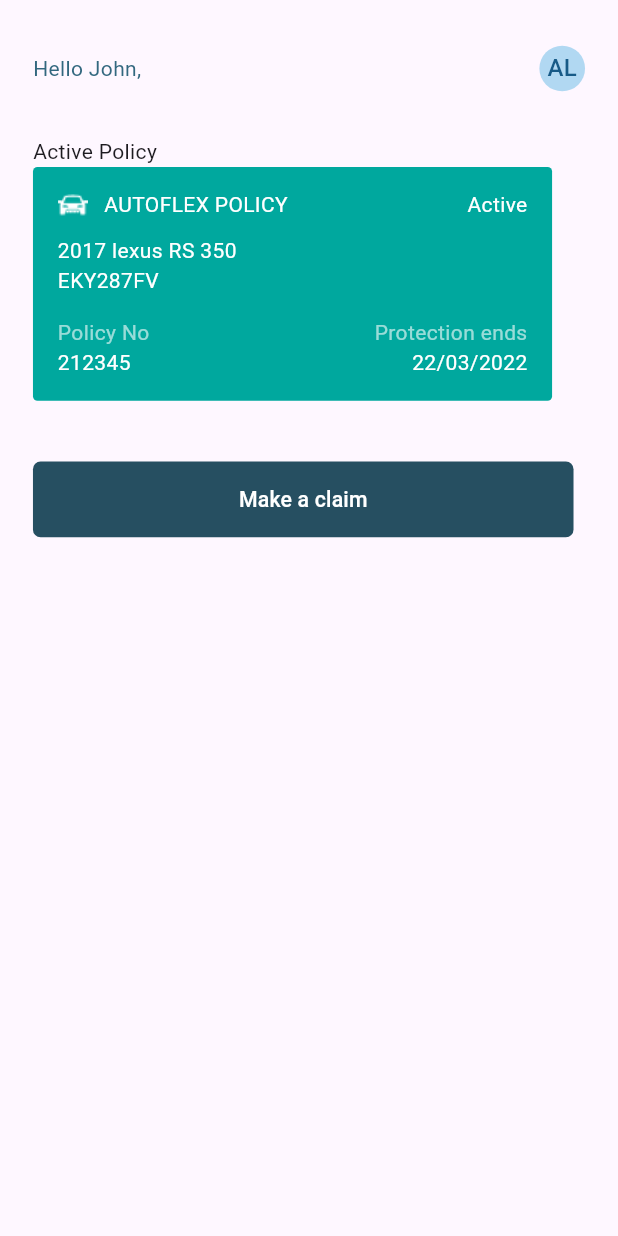
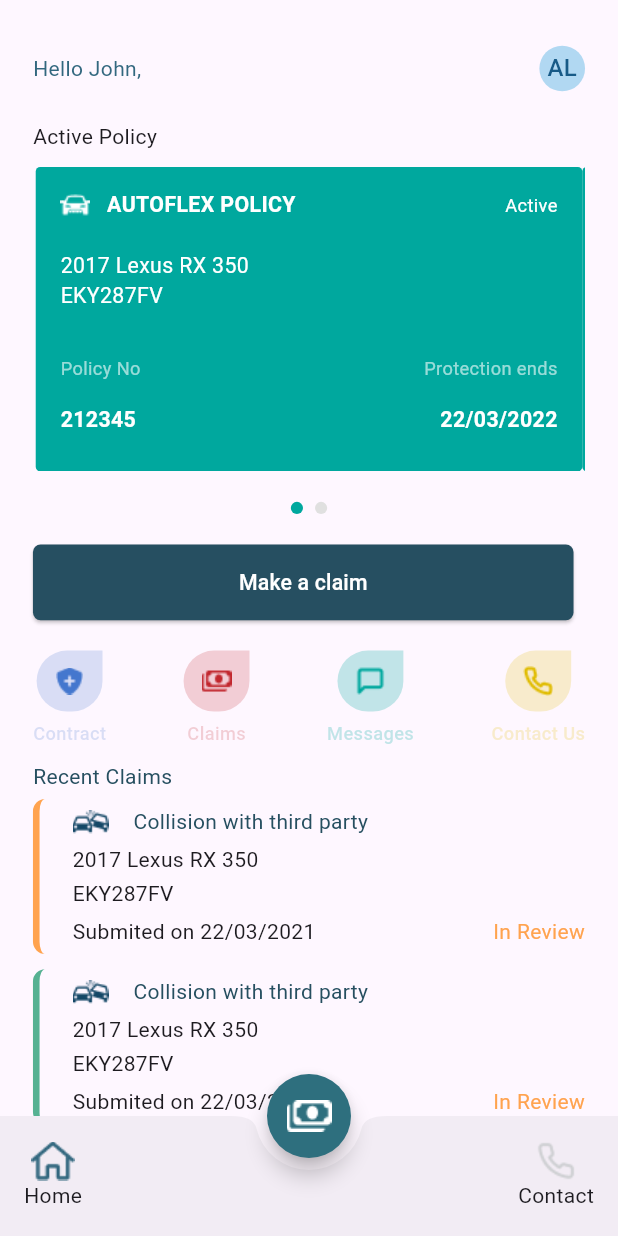
Before and after one commit to Danobiii/baloon_app, a Flutter app: the PolicyPage screen opened directly, on a phone screen of 412 x 824 dp. Run offline on Flutter 3.47's test engine with Material 3 defaults, Android fonts, the phone set to English and light mode, and no system bars; drawn by our look-alikes of smooth_page_indicator; our stand-ins replace flutter_screenutil.

Commit message:
in progress

```diff
--- a/lib/controller/buttons.dart
+++ b/lib/controller/buttons.dart
@@ -1,5 +1,6 @@
 import 'package:baloon_app/views/policy.dart';
 import 'package:flutter/material.dart';
+import 'package:baloon_app/views/process_claims.dart';
 
 class AuthController {
   void completeLogin(BuildContext context) {
@@ -8,4 +9,22 @@
       MaterialPageRoute(builder: (context) => PolicyPage()),
     );
   }
+
+
+
+  void claimsButton(BuildContext context) {
+    Navigator.pushReplacement(
+      context,
+      MaterialPageRoute(builder: (context) => ProcessClaims()),
+    );
+  }
+
+
+
+  void exitButton(BuildContext context) {
+    Navigator.pushReplacement(
+      context,
+      MaterialPageRoute(builder: (context) => PolicyPage()),
+    );
+  }
 }
--- a/lib/models/image_model.dart
+++ b/lib/models/image_model.dart
@@ -1,4 +1,12 @@
 class AppImages {
   static const String car = "assets/images/singlecar.png";
   static const String logo = "assets/images/baloon.png";
+  static const String contractLogo = "assets/images/shield-plus.png";
+  static const String claimsLogo = "assets/images/money-bills.png";
+  static const String messagesLogo = "assets/images/message-square.png";
+  static const String contactLogo = "assets/images/phone.png";
+  static const String twocarsLogo = "assets/images/Group.png";
+  static const String homeLogo = "assets/images/home.png";
+  static const String vectorLogo = "assets/images/Vector.png";
+  static const String telephoneLogo = "assets/images/telephone.png";
 }
--- /dev/null
+++ b/lib/models/policy_model.dart
@@ -0,0 +1,105 @@
+import 'dart:ui';
+
+import 'package:baloon_app/models/image_model.dart';
+import 'package:flutter/material.dart';
+
+final List<Map<String, dynamic>> recents = [
+  {
+    "twocars": AppImages.twocarsLogo,
+    'third': "Collision with third party",
+    "thirdColor": Color.fromRGBO(38, 79, 96, 1),
+    "claimsDesc": "2017 Lexus RX 350",
+    "platenumber": "EKY287FV",
+    "submitDate": "Submited on 22/03/2021",
+    "status": "In Review",
+    "statusColor": Color.fromRGBO(255, 163, 79, 1),
+    "containerColor": Color.fromRGBO(255, 163, 79, 1),
+  },
+  {
+    "twocars": AppImages.twocarsLogo,
+    'third': "Collision with third party",
+    "thirdColor": Color.fromRGBO(38, 79, 96, 1),
+    "claimsDesc": "2017 Lexus RX 350",
+    "platenumber": "EKY287FV",
+    "submitDate": "Submited on 22/03/2021",
+    "status": "In Review",
+    "statusColor": Color.fromRGBO(255, 163, 79, 1),
+    "containerColor": Color.fromRGBO(86, 177, 146, 1),
+  },
+];
+
+final List<Map<String, dynamic>> action = [
+  {
+    "image": AppImages.contractLogo,
+    "label": "Contract",
+    "color": Color.fromRGBO(68, 119, 206, 0.2),
+    "textColor": Color.fromRGBO(68, 119, 206, 0.2),
+  },
+  {
+    "image": AppImages.claimsLogo,
+    "label": "Claims",
+    "color": Color.fromRGBO(193, 38, 45, 0.2),
+    "textColor": Color.fromRGBO(193, 38, 45, 0.2),
+  },
+  {
+    "image": AppImages.messagesLogo,
+    "label": "Messages",
+    "color": Color.fromRGBO(0, 168, 158, 0.24),
+    "textColor": Color.fromRGBO(0, 168, 158, 0.24),
+  },
+  {
+    "image": AppImages.contactLogo,
+    "label": "Contact Us",
+    "color": Color.fromRGBO(224, 188, 0, 0.2),
+    "textColor": Color.fromRGBO(224, 188, 0, 0.2),
+  },
+];
+
+final List<PolicyCard> card = [
+  PolicyCard(
+    logo: AppImages.car,
+    policy: "AUTOFLEX POLICY",
+    active: "Active",
+    description: "2017 Lexus RX 350",
+    plateno: "EKY287FV",
+    policyno: "Policy No",
+    number: "212345",
+    date: "22/03/2022",
+    pro: "Protection ends",
+  ),
+  PolicyCard(
+    logo: AppImages.car,
+    policy: "AUTOFLEX POLICY",
+    active: "Active",
+    description: "2017 Lexus RX 350",
+    plateno: "EKY287FV",
+    policyno: "Policy No",
+    number: "212345",
+    date: "22/03/2022",
+    pro: "Protection ends",
+  ),
+];
+
+class PolicyCard {
+  final String logo;
+  final String policy;
+  final String active;
+  final String description;
+  final String plateno;
+  final String policyno;
+  final String number;
+  final String date;
+  final String pro;
+
+  PolicyCard({
+    required this.logo,
+    required this.policy,
+    required this.active,
+    required this.description,
+    required this.plateno,
+    required this.policyno,
+    required this.number,
+    required this.date,
+    required this.pro,
+  });
+}
--- a/lib/views/policy.dart
+++ b/lib/views/policy.dart
@@ -1,10 +1,11 @@
+import 'package:baloon_app/controller/buttons.dart';
 import 'package:baloon_app/models/image_model.dart';
+import 'package:baloon_app/models/policy_model.dart';
 import 'package:flutter/material.dart';
 import 'package:flutter_screenutil/flutter_screenutil.dart';
 import 'package:smooth_page_indicator/smooth_page_indicator.dart';
 
 class PolicyPage extends StatefulWidget {
-
   const PolicyPage({super.key});
 
   @override
@@ -12,16 +13,128 @@
 }
 
 class _PolicyPageState extends State<PolicyPage> {
-  final int _currentPage = 0;
+  final AuthController _authController = AuthController();
+
+  final PageController _pageController = PageController(viewportFraction: 0.99);
+  int _currentPage = 0;
+
+  Widget _buildPolicyCard(PolicyCard card) {
+    return Container(
+      // width: double.infinity,
+      // margin: EdgeInsets.only(right: 30.w), // Space between cards
+      padding: EdgeInsets.symmetric(horizontal: 15.w, vertical: 15.h),
+      decoration: BoxDecoration(
+        color: const Color.fromRGBO(0, 168, 158, 1),
+        borderRadius: BorderRadius.circular(3.r),
+      ),
+      child: Column(
+        children: [
+          Row(
+            mainAxisAlignment: MainAxisAlignment.spaceBetween,
+            children: [
+              Row(
+                children: [
+                  Image.asset(card.logo),
+                  SizedBox(width: 10.w),
+                  Text(
+                    card.policy,
+                    style: TextStyle(
+                      color: const Color.fromRGBO(255, 255, 255, 1),
+                      fontSize: 14.sp,
+                      fontWeight: FontWeight.bold,
+                    ),
+                  ),
+                ],
+              ),
+              Text(
+                card.active,
+                style: TextStyle(
+                  color: const Color.fromRGBO(255, 255, 255, 1),
+                  fontSize: 12.sp,
+                ),
+              ),
+            ],
+          ),
+          SizedBox(height: 20.h),
+          Row(
+            children: [
+              Text(
+                card.description,
+                style: TextStyle(
+                  color: const Color.fromRGBO(255, 255, 255, 1),
+                  fontSize: 14.sp,
+                ),
+              ),
+            ],
+          ),
+          Row(
+            children: [
+              Text(
+                card.plateno,
+                style: TextStyle(
+                  color: const Color.fromRGBO(255, 255, 255, 1),
+                  fontSize: 14.sp,
+                ),
+              ),
+            ],
+          ),
+          SizedBox(height: 30.h),
+          Row(
+            mainAxisAlignment: MainAxisAlignment.spaceBetween,
+            children: [
+              Text(
+                card.policyno,
+                style: TextStyle(
+                  color: const Color.fromRGBO(255, 255, 255, 0.6),
+                  fontSize: 12.sp,
+                ),
+              ),
+              Text(
+                card.pro,
+                style: TextStyle(
+                  color: const Color.fromRGBO(255, 255, 255, 0.6),
+                  fontSize: 12.sp,
+                ),
+              ),
+            ],
+          ),
+          SizedBox(height: 15.h),
+          Row(
+            mainAxisAlignment: MainAxisAlignment.spaceBetween,
+            children: [
+              Text(
+                card.number,
+                style: TextStyle(
+                  color: const Color.fromRGBO(255, 255, 255, 1),
+                  fontSize: 14.sp,
+                  fontWeight: FontWeight.bold,
+                ),
+              ),
+              Text(
+                card.date,
+                style: TextStyle(
+                  color: const Color.fromRGBO(255, 255, 255, 1),
+                  fontSize: 14.sp,
+                  fontWeight: FontWeight.bold,
+                ),
+              ),
+            ],
+          ),
+        ],
+      ),
+    );
+  }
+
   @override
   Widget build(BuildContext context) {
     return Scaffold(
-      body: SafeArea(
+      body: SingleChildScrollView(
         child: Padding(
           padding: EdgeInsets.symmetric(horizontal: 20.w),
 
           child: Column(
             crossAxisAlignment: CrossAxisAlignment.start,
+
             children: [
               SizedBox(height: 30.h),
               Row(
@@ -46,114 +159,42 @@
                   ),
                 ],
               ),
-              SizedBox(height: 30.h),
+              SizedBox(height: 20.h),
               Text("Active Policy"),
-              SingleChildScrollView(
-                child: GestureDetector(
-                  child: Container(
-                    width: 315.w,
-                    padding: EdgeInsets.symmetric(
-                      horizontal: 15.w,
-                      vertical: 15.h,
-                    ),
-                    decoration: BoxDecoration(
-                      color: const Color.fromRGBO(0, 168, 158, 1),
-                      borderRadius: BorderRadius.circular(3.r),
-                    ),
-                    child: Column(
-                      children: [
-                        Row(
-                          mainAxisAlignment: MainAxisAlignment.spaceBetween,
-                          children: [
-                            Row(
-                              children: [
-                                Image.asset(AppImages.car),
-                                SizedBox(width: 10.w),
-                                Text(
-                                  "AUTOFLEX POLICY",
-                                  style: TextStyle(
-                                    color: const Color.fromRGBO(
-                                      255,
-                                      255,
-                                      255,
-                                      1,
-                                    ),
-                                  ),
-                                ),
-                              ],
-                            ),
-                            Text(
-                              "Active",
-                              style: TextStyle(
-                                color: const Color.fromRGBO(255, 255, 255, 1),
-                              ),
-                            ),
-                          ],
-                        ),
-                        SizedBox(height: 10.h),
-                        Row(
-                          children: [
-                            Text(
-                              "2017 lexus RS 350",
-                              style: TextStyle(
-                                color: const Color.fromRGBO(255, 255, 255, 1),
-                              ),
-                            ),
-                          ],
-                        ),
-                        Row(
-                          children: [
-                            Text(
-                              "EKY287FV",
-                              style: TextStyle(
-                                color: const Color.fromRGBO(255, 255, 255, 1),
-                              ),
-                            ),
-                          ],
-                        ),
-                        SizedBox(height: 15.h),
-                        Row(
-                          mainAxisAlignment: MainAxisAlignment.spaceBetween,
-                          children: [
-                            Text(
-                              "Policy No",
-                              style: TextStyle(
-                                color: const Color.fromRGBO(255, 255, 255, 0.6),
-                              ),
-                            ),
-                            Text(
-                              "Protection ends",
-                              style: TextStyle(
-                                color: const Color.fromRGBO(255, 255, 255, 0.6),
-                              ),
-                            ),
-                          ],
-                        ),
-                        Row(
-                          mainAxisAlignment: MainAxisAlignment.spaceBetween,
-                          children: [
-                            Text(
-                              "212345",
-                              style: TextStyle(
-                                color: const Color.fromRGBO(255, 255, 255, 1),
-                              ),
-                            ),
-                            Text(
-                              "22/03/2022",
-                              style: TextStyle(
-                                color: const Color.fromRGBO(255, 255, 255, 1),
-                              ),
-                            ),
-                          ],
-                        ),
-                      ],
-                    ),
+              SizedBox(height: 10.h),
+              SizedBox(
+                height: 200.h,
+                // width: double.infinity,
+                child: PageView.builder(
+                  controller: _pageController,
+                  onPageChanged: (index) {
+                    setState(() {
+                      _currentPage = index;
+                    });
+                  },
+                  itemCount: card.length,
+                  itemBuilder: (context, index) {
+                    return _buildPolicyCard(card[index]);
+                  },
+                ),
+              ),
+              SizedBox(height: 20.h),
+              Center(
+                child: SmoothPageIndicator(
+                  controller: _pageController,
+                  count: card.length,
+                  effect: WormEffect(
+                    dotHeight: 8.h,
+                    dotWidth: 8.h,
+                    activeDotColor: const Color.fromRGBO(0, 168, 158, 1),
+                    dotColor: Colors.grey.shade300,
                   ),
                 ),
               ),
-              SizedBox(height: 40.h),
+
+              SizedBox(height: 20.h),
               ElevatedButton(
-                onPressed: null,
+                onPressed: () => _authController.claimsButton(context),
 
                 style: TextButton.styleFrom(
                   shape: RoundedRectangleBorder(
@@ -174,6 +215,145 @@
                   ),
                 ),
               ),
+              SizedBox(height: 20.h),
+              Row(
+                mainAxisAlignment: MainAxisAlignment.spaceBetween,
+                children: action.map((item) {
+                  return Column(
+                    mainAxisSize: MainAxisSize.min,
+                    children: [
+                      Container(
+                        decoration: BoxDecoration(
+                          color: item['color'],
+                          borderRadius: BorderRadius.only(
+                            topLeft: Radius.circular(150.r),
+                            bottomLeft: Radius.circular(150.r),
+                            bottomRight: Radius.circular(150.r),
+                          ),
+                        ),
+                        child: Image.asset(
+                          item["image"],
+                          width: 40.w,
+                          height: 40.h,
+                        ),
+                      ),
+                      SizedBox(height: 6.h),
+                      Text(
+                        item["label"],
+                        style: TextStyle(
+                          color: item["textColor"],
+                          fontWeight: FontWeight.w500,
+                          fontSize: 12.sp,
+                        ),
+                      ),
+                    ],
+                  );
+                }).toList(),
+              ),
+              SizedBox(height: 10.h),
+              Text(
+                "Recent Claims",
+                style: TextStyle(color: Color.fromRGBO(38, 79, 96, 1)),
+              ),
+              SizedBox(height: 5.h),
+              GestureDetector(
+                child: Column(
+                  children: recents.map((item) {
+                    return Container(
+                      margin: EdgeInsets.only(bottom: 10.h),
+                      padding: EdgeInsets.only(
+                        left: 20.w,
+                        top: 5.h,
+                        bottom: 5.h,
+                      ),
+                      decoration: BoxDecoration(
+                        borderRadius: BorderRadius.circular(8.r),
+
+                        border: Border(
+                          // top: BorderSide(
+                          //   color: const Color.fromRGBO(239, 239, 239, 1),
+                          // ),
+                          // bottom: BorderSide(
+                          //   color: const Color.fromRGBO(239, 239, 239, 1),
+                          // ),
+                          // right: BorderSide(
+                          //   color: const Color.fromRGBO(239, 239, 239, 1),
+                          // ),
+                          left: BorderSide(
+                            width: 4.w,
+                            color: item["containerColor"] ?? Colors.transparent,
+                          ),
+                        ),
+                      ),
+                      child: Column(
+                        crossAxisAlignment: CrossAxisAlignment.start,
+                        children: [
+                          Row(
+                            children: [
+                              Image.asset(item["twocars"]),
+                              Padding(
+                                padding: EdgeInsetsGeometry.only(right: 15.w),
+                              ),
+                              Text(
+                                item["third"],
+                                style: TextStyle(color: item["thirdColor"]),
+                              ),
+                            ],
+                          ),
+                          SizedBox(height: 5.h),
+                          Text(item["claimsDesc"]),
+                          SizedBox(height: 3.h),
+                          Text(item["platenumber"]),
+                          SizedBox(height: 5.h),
+                          Row(
+                            mainAxisAlignment: MainAxisAlignment.spaceBetween,
+                            children: [
+                              Text(item["submitDate"]),
+
+                              Text(
+                                item["status"],
+                                style: TextStyle(color: item["statusColor"]),
+                              ),
+                            ],
+                          ),
+                        ],
+                      ),
+                    );
+                  }).toList(),
+                ),
+              ),
+            ],
+          ),
+        ),
+      ),
+      floatingActionButton: FloatingActionButton(
+        shape: CircleBorder(),
+        onPressed: () {},
+        backgroundColor: Color(0xFF2E6F7E),
+        child: Image.asset(AppImages.vectorLogo),
+      ),
+      floatingActionButtonLocation: FloatingActionButtonLocation.centerDocked,
+      bottomNavigationBar: BottomAppBar(
+        // height: 60,
+        shape: CircularNotchedRectangle(),
+        notchMargin: 8,
+        child: SizedBox(
+          height: 60.h,
+          child: Row(
+            mainAxisAlignment: MainAxisAlignment.spaceBetween,
+            children: [
+              Column(
+                mainAxisSize: MainAxisSize.min,
+                children: [Image.asset(AppImages.homeLogo), Text("Home")],
+              ),
+              SizedBox(width: 90.w),
+              Column(
+                mainAxisSize: MainAxisSize.min,
+                children: [
+                  Image.asset(AppImages.telephoneLogo),
+                  Text("Contact"),
+                ],
+              ),
             ],
           ),
         ),
--- /dev/null
+++ b/lib/views/process_claims.dart
@@ -0,0 +1,114 @@
+import 'package:flutter/material.dart';
+import 'package:flutter_screenutil/flutter_screenutil.dart';
+
+class ProcessClaims extends StatefulWidget {
+  const ProcessClaims({super.key});
+
+  @override
+  State<ProcessClaims> createState() => _ProcessClaimsState();
+}
+
+class _ProcessClaimsState extends State<ProcessClaims> {
+
+  final _formKey = GlobalKey<FormState>();
+  @override
+  Widget build(BuildContext context) {
+    return Scaffold(
+      body: Padding(
+        padding: EdgeInsets.only(left: 20.w, right: 20.w, top: 50.h),
+        child: Column(
+          crossAxisAlignment: CrossAxisAlignment.start,
+          children: [
+            Align(
+              alignment: AlignmentGeometry.topRight,
+              child: CloseButton(color: Color.fromRGBO(38, 139, 208, 1)),
+            ),
+            RichText(
+              text: TextSpan(
+                children: [
+                  TextSpan(
+                    text: "Let’s help you \n",
+                    style: TextStyle(
+                      fontWeight: FontWeight.w500,
+                      color: Color.fromRGBO(31, 18, 72, 1),
+                      fontSize: 20.sp,
+                    ),
+                  ),
+
+                  TextSpan(
+                    text: "Process your claims faster",
+                    style: TextStyle(
+                      color: Color.fromRGBO(19, 69, 103, 1),
+                      fontSize: 20.sp,
+                      fontWeight: FontWeight.w700,
+                    ),
+                  ),
+                ],
+              ),
+            ),
+            SizedBox(height: 30.h),
+            Text(
+              "Our claims processes are seamless and consistent across all touch points. Start your claims journey here by filling the form below.",
+              style: TextStyle(
+                fontSize: 14.sp,
+                fontWeight: FontWeight.w400,
+                color: Color.fromRGBO(102, 102, 102, 1),
+              ),
+            ),
+            SizedBox(height: 30.h),
+
+            Form(
+              key: _formKey,
+              child: Column(
+                crossAxisAlignment: CrossAxisAlignment.start,
+                children: [
+                  Text("Policy Type"),
+                  SizedBox(height: 10.sp),
+                  TextFormField(
+                    decoration: InputDecoration(
+                      labelStyle: TextStyle(
+                        color: Color.fromRGBO(102, 102, 102, 1),
+                      ),
+                      labelText: "Auto Insurance ",
+                      border: OutlineInputBorder(),
+                    ),
+                    validator: (value) {
+                      if (value == null || value.isEmpty) {
+                        return "Please Auto Insurance";
+                      }
+                      return null;
+                    },
+                  ),
+                  SizedBox(height: 60.h),
+                  Center(
+                    child: ElevatedButton(
+                      style: TextButton.styleFrom(
+                        backgroundColor: Color.fromRGBO(38, 139, 208, 1),
+                        shape: RoundedRectangleBorder(
+                          borderRadius: BorderRadius.circular(10.r),
+                        ),
+                        padding: EdgeInsets.symmetric(
+                          horizontal: 149.w,
+                          vertical: 20.h,
+                        ),
+                      ),
+                      onPressed: () {},
+                      child: Text(
+                        "Verify",
+                        style: TextStyle(
+                          color: Colors.white,
+                          fontWeight: FontWeight.w500,
+                          fontSize: 13.sp,
+                        ),
+                      ),
+                    ),
+                  ),
+                ],
+              ),
+            ),
+          ],
+        ),
+      ),
+    );
+  }
+}
```
Also changed, not shown: assets/images/Ellipse.png (added), assets/images/Group.png (added), assets/images/Vector.png (added), assets/images/home.png (added), assets/images/message-square.png (added), assets/images/money-bills.png (added), assets/images/phone.png (added), assets/images/shield-plus.png (added), assets/images/telephone.png (added).
